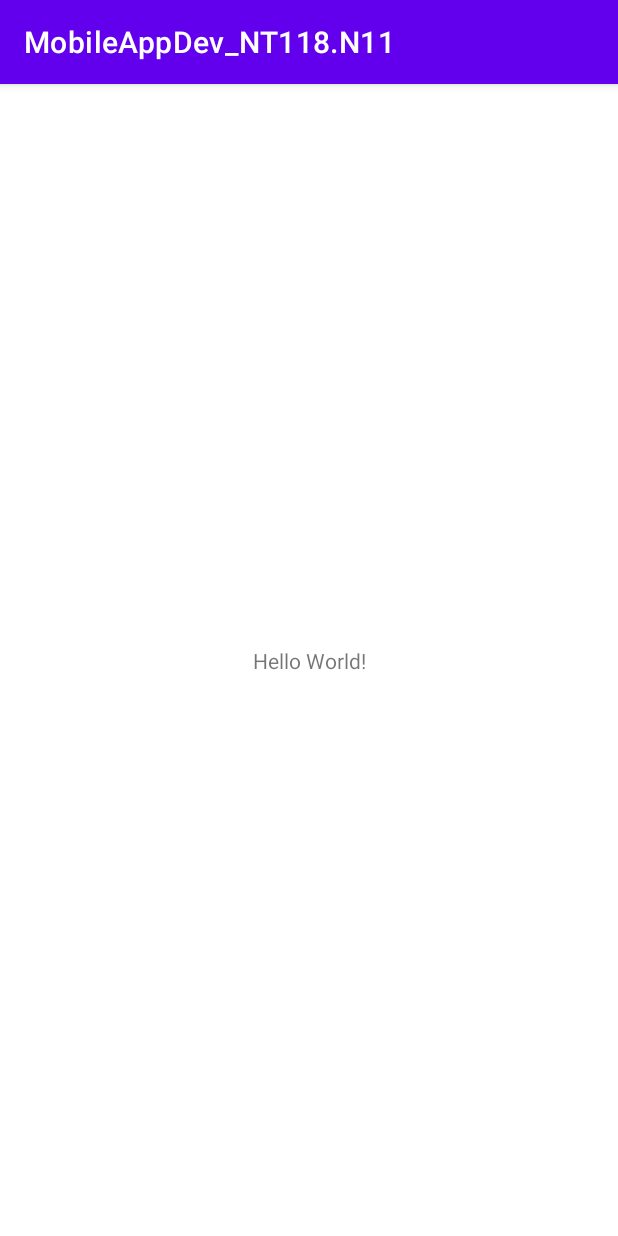
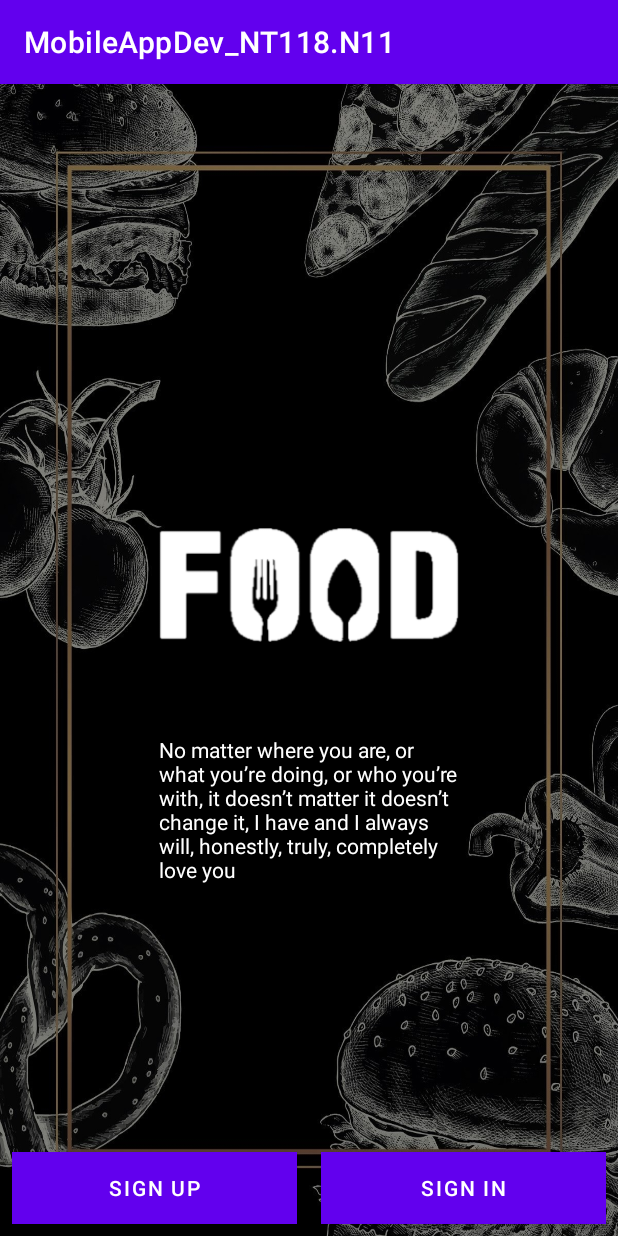
Before and after one commit to AnDinhquangC0/MobileAppDev_NT118.N11, an Android app: the screen it shows after launch (MainActivity), on a phone screen of 412 x 824 dp. Run offline under Robolectric (Android 15) with nearby library versions, the phone set to English and light mode, and no system bars.

Commit message:
Welcome Screen

```diff
--- a/app/src/main/res/layout/activity_main.xml
+++ b/app/src/main/res/layout/activity_main.xml
@@ -1,18 +1,62 @@
 <?xml version="1.0" encoding="utf-8"?>
-<androidx.constraintlayout.widget.ConstraintLayout xmlns:android="http://schemas.android.com/apk/res/android"
+<RelativeLayout xmlns:android="http://schemas.android.com/apk/res/android"
     xmlns:app="http://schemas.android.com/apk/res-auto"
     xmlns:tools="http://schemas.android.com/tools"
     android:layout_width="match_parent"
     android:layout_height="match_parent"
+    android:background="@drawable/background"
     tools:context=".MainActivity">
 
-    <TextView
+    <LinearLayout
         android:layout_width="wrap_content"
         android:layout_height="wrap_content"
-        android:text="Hello World!"
-        app:layout_constraintBottom_toBottomOf="parent"
-        app:layout_constraintEnd_toEndOf="parent"
-        app:layout_constraintStart_toStartOf="parent"
-        app:layout_constraintTop_toTopOf="parent" />
+        android:orientation="vertical"
+        android:layout_centerInParent="true">
 
-</androidx.constraintlayout.widget.ConstraintLayout>
+        <ImageView
+            android:layout_width="200dp"
+            android:layout_height="200dp"
+            android:src="@drawable/logo"/>
+
+        <TextView
+            android:layout_width="200dp"
+            android:layout_height="wrap_content"
+            android:id="@+id/txt_Slogan"
+            android:textColor="@color/white"
+            android:text="@string/slogan"
+            android:layout_gravity="center"></TextView>
+
+    </LinearLayout>
+
+    <LinearLayout
+        android:layout_width="match_parent"
+        android:layout_height="wrap_content"
+        android:weightSum="2"
+        android:orientation="horizontal"
+        android:layout_alignParentBottom="true">
+
+        <Button
+            android:layout_width="0dp"
+            android:layout_height="wrap_content"
+            android:layout_weight="1"
+            android:id="@+id/btn_SignUp"
+            android:text="Sign Up"
+            android:textColor="@color/white"
+            android:background="@color/btnSignUp"
+            android:layout_margin="8dp"
+            android:shadowColor="@color/black"
+            />
+
+        <Button
+            android:layout_width="0dp"
+            android:layout_height="wrap_content"
+            android:layout_weight="1"
+            android:id="@+id/btn_SignIn"
+            android:text="Sign In"
+            android:textColor="@color/white"
+            android:background="@color/btnSignUpActive"
+            android:layout_margin="8dp"
+            android:shadowColor="@color/black"
+            />
+    </LinearLayout>
+</RelativeLayout>
--- a/app/src/main/res/values/colors.xml
+++ b/app/src/main/res/values/colors.xml
@@ -7,4 +7,7 @@
     <color name="teal_700">#FF018786</color>
     <color name="black">#FF000000</color>
     <color name="white">#FFFFFFFF</color>
+
+    <color name="btnSignUp">#39796b</color>
+    <color name="btnSignUpActive">#A9d440</color>
 </resources>
--- a/app/src/main/res/values/strings.xml
+++ b/app/src/main/res/values/strings.xml
@@ -1,3 +1,4 @@
 <resources>
     <string name="app_name">MobileAppDev_NT118.N11</string>
+    <string name="slogan">No matter where you are, or what you’re doing, or who you’re with, it doesn’t matter it doesn’t change it, I have and I always will, honestly, truly, completely love you</string>
 </resources>
```
Also changed, not shown: app/src/main/res/drawable/background.jpg (added), app/src/main/res/drawable/logo.png (added).
